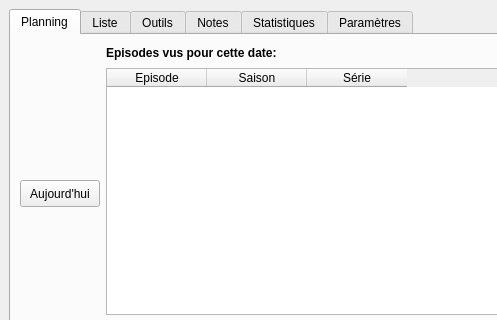
Before: the Qt Designer form ressources/MainWindow.ui in seigneurfuo/MyAnimeManager2, drawn with Qt 5; both pictures show x 0 to 497 and y 0 to 320 of the 800 by 690 pixel window.
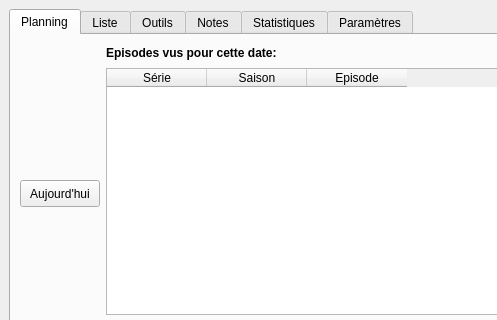
After: the same form once the commit is applied. Icons and pictures are not drawn.

Commit message: Correction de l'ordre des colonnes pour les séries vue dans l'onglet planning

Diff of the .ui file:
```diff
--- a/ressources/MainWindow.ui
+++ b/ressources/MainWindow.ui
@@ -153,21 +153,21 @@
               <attribute name="verticalHeaderMinimumSectionSize">
                <number>20</number>
               </attribute>
-              <column>
-               <property name="text">
-                <string>Episode</string>
-               </property>
-              </column>
-              <column>
-               <property name="text">
-                <string>Saison</string>
-               </property>
-              </column>
               <column>
                <property name="text">
                 <string>Série</string>
                </property>
               </column>
+              <column>
+               <property name="text">
+                <string>Saison</string>
+               </property>
+              </column>
+              <column>
+               <property name="text">
+                <string>Episode</string>
+               </property>
+              </column>
              </widget>
             </item>
             <item>
```
Left out of the diff: 4 changed lines with no effect on the pictures. The commit also changes 2 other files.
